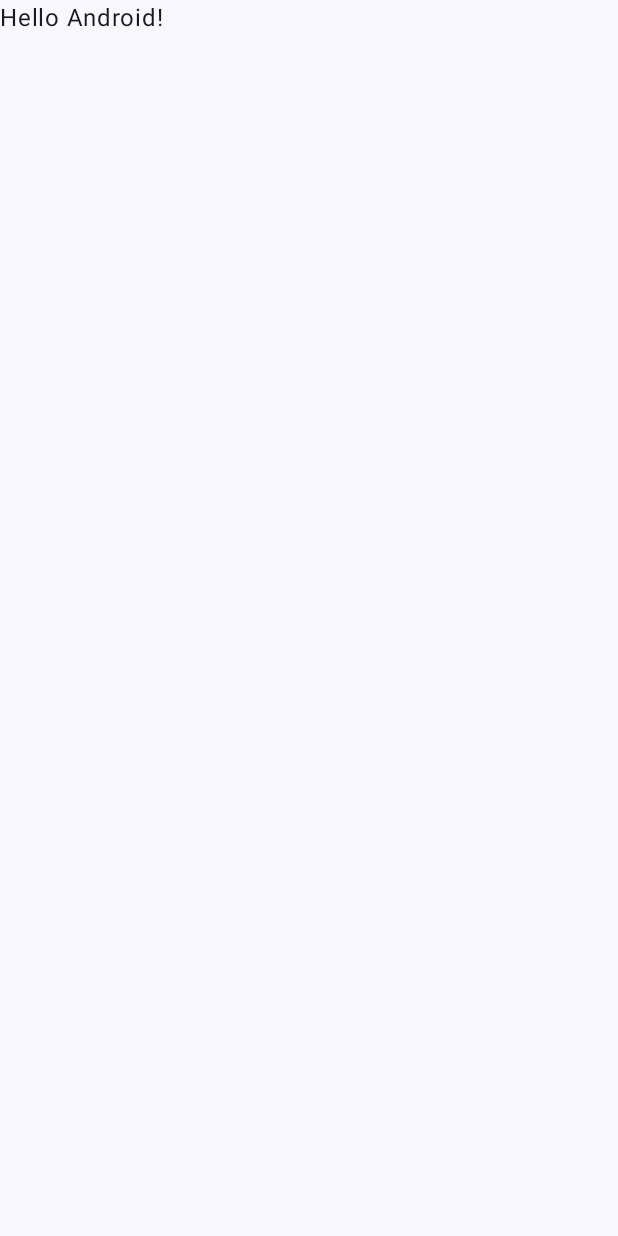
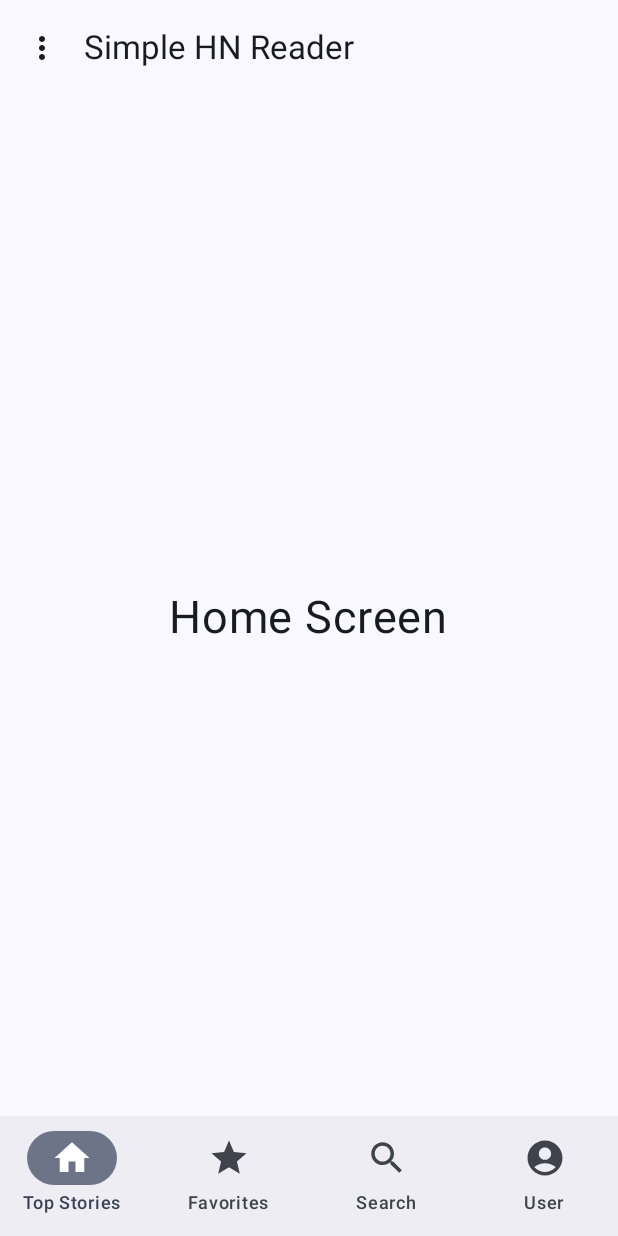
Before and after one commit to KLewis61/Simple_HN_Reader, an Android app built with Jetpack Compose: the screen it shows after launch (MainActivity), on a phone screen of 412 x 824 dp. Before the commit the screen is almost empty. Run offline under Robolectric (Android 15) with nearby library versions, the phone set to English and light mode, and no system bars.

```diff
--- a/app/build.gradle
+++ b/app/build.gradle
@@ -57,6 +57,9 @@ dependencies {
     implementation 'androidx.compose.ui:ui-graphics'
     implementation 'androidx.compose.ui:ui-tooling-preview'
     implementation 'androidx.compose.material3:material3'
+
+    implementation 'androidx.navigation:navigation-compose:2.5.3'
+
     testImplementation 'junit:junit:4.13.2'
     androidTestImplementation 'androidx.test.ext:junit:1.1.5'
     androidTestImplementation 'androidx.test.espresso:espresso-core:3.5.1'
--- /dev/null
+++ b/app/src/main/java/com/klewis61/simple_hn_reader/Destination.kt
@@ -0,0 +1,12 @@
+package com.klewis61.simple_hn_reader
+
+sealed class Destination (val route: String){
+    object Home: Destination("Home")
+    object Search: Destination("Search")
+    object Favorites: Destination("Favorites")
+    object Detail: Destination("Detail/{Id}"){
+        fun createRoute(id: String): String = "Detail/$id"
+    }
+    object User: Destination("User")
+
+}
--- a/app/src/main/java/com/klewis61/simple_hn_reader/MainActivity.kt
+++ b/app/src/main/java/com/klewis61/simple_hn_reader/MainActivity.kt
@@ -11,6 +11,8 @@ import androidx.compose.material3.Text
 import androidx.compose.runtime.Composable
 import androidx.compose.ui.Modifier
 import androidx.compose.ui.tooling.preview.Preview
+import androidx.navigation.compose.rememberNavController
+import com.klewis61.simple_hn_reader.screens.HNReaderApp
 import com.klewis61.simple_hn_reader.ui.theme.Simple_HN_ReaderTheme
 
 class MainActivity : ComponentActivity() {
@@ -23,7 +25,9 @@ class MainActivity : ComponentActivity() {
                     modifier = Modifier.fillMaxSize(),
                     color = MaterialTheme.colorScheme.background
                 ) {
-                    Greeting("Android")
+                    val navController = rememberNavController()
+
+                    HNReaderApp(navController = navController)
                 }
             }
         }
--- /dev/null
+++ b/app/src/main/java/com/klewis61/simple_hn_reader/screens/HNReaderApp.kt
@@ -0,0 +1,97 @@
+package com.klewis61.simple_hn_reader.screens
+
+import android.annotation.SuppressLint
+import androidx.compose.foundation.layout.size
+import androidx.compose.material.icons.Icons
+import androidx.compose.material.icons.filled.AccountCircle
+import androidx.compose.material.icons.filled.Favorite
+import androidx.compose.material.icons.filled.Home
+import androidx.compose.material.icons.filled.MoreVert
+import androidx.compose.material.icons.filled.Search
+import androidx.compose.material.icons.filled.Star
+import androidx.compose.material3.ExperimentalMaterial3Api
+import androidx.compose.material3.Icon
+import androidx.compose.material3.IconButton
+import androidx.compose.material3.NavigationBar
+import androidx.compose.material3.NavigationBarItem
+import androidx.compose.material3.Scaffold
+import androidx.compose.material3.Text
+import androidx.compose.material3.TopAppBar
+import androidx.compose.runtime.Composable
+import androidx.compose.ui.Modifier
+import androidx.compose.ui.unit.dp
+import androidx.navigation.NavHostController
+import androidx.navigation.compose.NavHost
+import androidx.navigation.compose.composable
+import androidx.navigation.compose.currentBackStackEntryAsState
+import com.klewis61.simple_hn_reader.Destination
+
+
+@SuppressLint("UnusedMaterial3ScaffoldPaddingParameter")
+@OptIn(ExperimentalMaterial3Api::class)
+@Composable
+fun HNReaderApp(navController: NavHostController) {
+
+    Scaffold(
+        topBar = {
+            TopAppBar(
+                title = { Text(text = "Simple HN Reader") },
+                navigationIcon = {
+                    IconButton(onClick = {}) {
+                        Icon(Icons.Default.MoreVert, contentDescription = "Menu")
+                    }
+                }
+            )
+        },
+        bottomBar = {
+            NavigationBar() {
+                val navBackEntry = navController.currentBackStackEntryAsState()
+                val currentDestination = navBackEntry.value?.destination
+
+                NavigationBarItem(
+                    selected = currentDestination?.route == Destination.Home.route,
+                    onClick = { navController.navigate(Destination.Home.route) },
+                    icon = {
+                        Icon(Icons.Filled.Home, contentDescription = "Top Stories", modifier = Modifier.size(28.dp))
+                    },
+                    label = { Text(text = "Top Stories") }
+                )
+
+                NavigationBarItem(
+                    selected = currentDestination?.route == Destination.Favorites.route,
+                    onClick = { navController.navigate(Destination.Favorites.route) },
+                    icon = {
+                        Icon(Icons.Filled.Star, contentDescription = "Favorites", modifier = Modifier.size(28.dp))
+                    },
+                    label = { Text(text = Destination.Favorites.route) }
+                )
+
+                NavigationBarItem(
+                    selected = currentDestination?.route == Destination.Search.route,
+                    onClick = { navController.navigate(Destination.Search.route) },
+                    icon = {
+                        Icon(Icons.Filled.Search, contentDescription = "Search", modifier = Modifier.size(28.dp))
+                    },
+                    label = { Text(text = Destination.Search.route) }
+                )
+
+                NavigationBarItem(
+                    selected = currentDestination?.route == Destination.User.route,
+                    onClick = { navController.navigate(Destination.User.route) },
+                    icon = {
+                        Icon(Icons.Filled.AccountCircle, contentDescription = "User", modifier = Modifier.size(28.dp))
+                    },
+                    label = { Text(text = Destination.User.route) }
+                )
+            }
+        }
+    )
+    {
+        NavHost(navController = navController, startDestination = Destination.Home.route) {
+            composable(Destination.Home.route) { HomeScreen() }
+            composable(Destination.Favorites.route) { FavoritesScreen() }
+            composable(Destination.Search.route) { SearchScreen() }
+            composable(Destination.User.route) { UserScreen() }
+        }
+    }
+}
--- /dev/null
+++ b/app/src/main/java/com/klewis61/simple_hn_reader/screens/HomeScreen.kt
@@ -0,0 +1,22 @@
+package com.klewis61.simple_hn_reader.screens
+
+import androidx.compose.foundation.layout.Arrangement
+import androidx.compose.foundation.layout.Column
+import androidx.compose.foundation.layout.fillMaxSize
+import androidx.compose.material3.Text
+import androidx.compose.runtime.Composable
+import androidx.compose.ui.Alignment
+import androidx.compose.ui.Modifier
+import androidx.compose.ui.unit.sp
+
+@Composable
+fun HomeScreen() {
+    Column(
+        modifier = Modifier.fillMaxSize(),
+        horizontalAlignment = Alignment.CenterHorizontally,
+        verticalArrangement = Arrangement.Center
+    ) {
+        Text(text = "Home Screen", fontSize = 30.sp)
+    }
+
+}
```
Also changed, not shown: app/src/main/java/com/klewis61/simple_hn_reader/screens/DetailScreen.kt (added, +22 -0 lines), app/src/main/java/com/klewis61/simple_hn_reader/screens/FavoritesScreen.kt (added, +21 -0 lines), app/src/main/java/com/klewis61/simple_hn_reader/screens/SearchScreen.kt (added, +22 -0 lines), app/src/main/java/com/klewis61/simple_hn_reader/screens/UserScreen.kt (added, +22 -0 lines).
